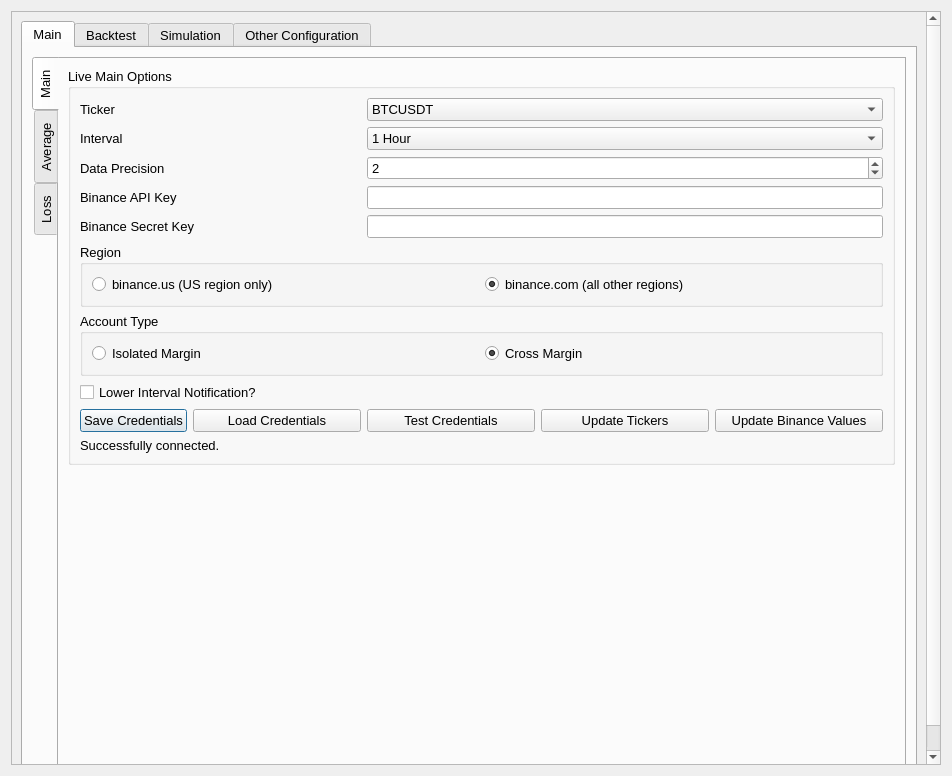
Qt form UI/configuration.ui (ZENALC/algobot) before a commit.
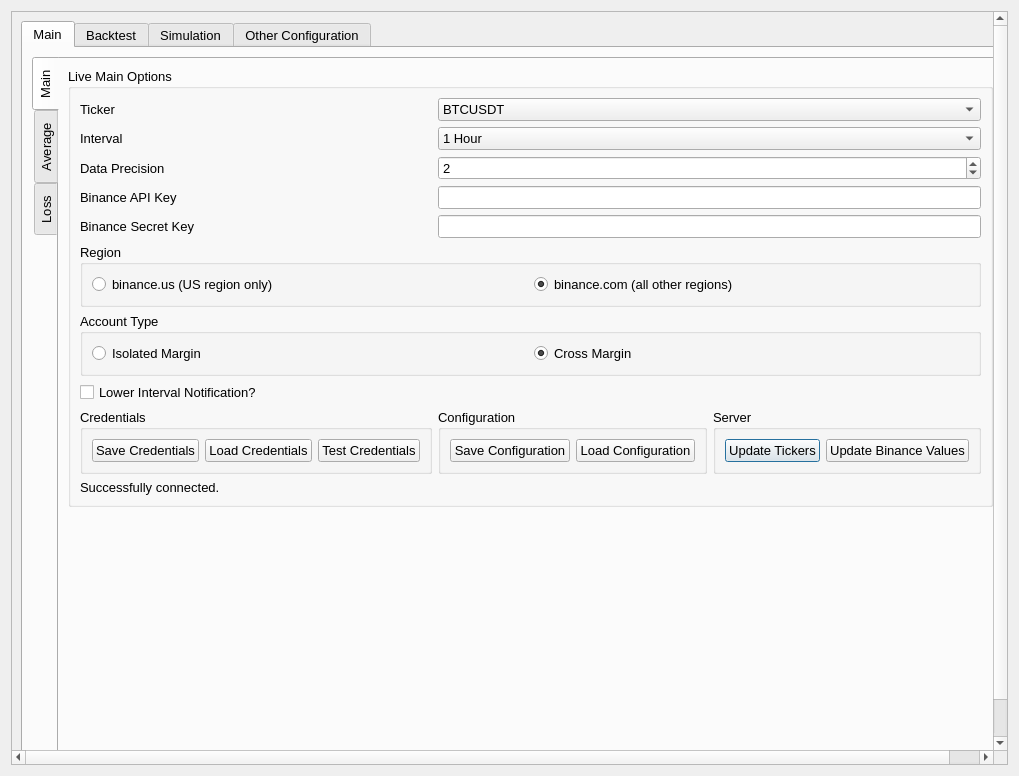
The same form after that commit. The open tabs and pages were chosen to show the change.

Commit message: added ability to turn off average graphs

What changed in the file:
```diff
--- a/UI/configuration.ui
+++ b/UI/configuration.ui
@@ -6,7 +6,7 @@
    <rect>
     <x>0</x>
     <y>0</y>
-    <width>952</width>
+    <width>1019</width>
     <height>776</height>
    </rect>
   </property>
@@ -36,7 +36,7 @@
        <rect>
         <x>0</x>
         <y>0</y>
-        <width>932</width>
+        <width>999</width>
         <height>756</height>
        </rect>
       </property>
@@ -101,39 +101,67 @@
                   <string>Live Main Options</string>
                  </property>
                  <layout class="QGridLayout" name="gridLayout_13">
-                  <item row="6" column="0" colspan="5">
-                   <widget class="QGroupBox" name="accountTypeGroupBox">
-                    <property name="title">
-                     <string>Account Type</string>
+                  <item row="1" column="0">
+                   <widget class="QLabel" name="intervalLabel">
+                    <property name="sizePolicy">
+                     <sizepolicy hsizetype="Fixed" vsizetype="Preferred">
+                      <horstretch>0</horstretch>
+                      <verstretch>0</verstretch>
+                     </sizepolicy>
                     </property>
-                    <layout class="QHBoxLayout" name="horizontalLayout_2">
-                     <item>
-                      <widget class="QRadioButton" name="isolatedMarginAccountRadio">
-                       <property name="toolTip">
-                        <string>Select this if the asset you are trading is isolated.</string>
-                       </property>
-                       <property name="text">
-                        <string>Isolated Margin</string>
-                       </property>
-                      </widget>
-                     </item>
-                     <item>
-                      <widget class="QRadioButton" name="crossMarginAccountRadio">
-                       <property name="toolTip">
-                        <string>Select this if the asset you are trading is not isolated.</string>
-                       </property>
-                       <property name="text">
-                        <string>Cross Margin</string>
-                       </property>
-                       <property name="checked">
-                        <bool>true</bool>
-                       </property>
-                      </widget>
-                     </item>
-                    </layout>
+                    <property name="text">
+                     <string>Interval</string>
+                    </property>
                    </widget>
                   </item>
-                  <item row="5" column="0" colspan="5">
+                  <item row="11" column="0" colspan="4">
+                   <widget class="QLabel" name="credentialResult">
+                    <property name="text">
+                     <string>Successfully connected.</string>
+                    </property>
+                   </widget>
+                  </item>
+                  <item row="4" column="0">
+                   <widget class="QLabel" name="binanceSecretKeyLabel">
+                    <property name="text">
+                     <string>Binance Secret Key</string>
+                    </property>
+                   </widget>
+                  </item>
+                  <item row="0" column="0">
+                   <widget class="QLabel" name="tickerLabel">
+                    <property name="sizePolicy">
+                     <sizepolicy hsizetype="Fixed" vsizetype="Preferred">
+                      <horstretch>0</horstretch>
+                      <verstretch>0</verstretch>
+                     </sizepolicy>
+                    </property>
+                    <property name="text">
+                     <string>Ticker</string>
+                    </property>
+                   </widget>
+                  </item>
+                  <item row="8" column="0" colspan="4">
+                   <widget class="QCheckBox" name="lowerIntervalCheck">
+                    <property name="toolTip">
+                     <string>Select this if you'd like to view the lower interval's moving averages trends.</string>
+                    </property>
+                    <property name="text">
+                     <string>Lower Interval Notification?</string>
+                    </property>
+                    <property name="checked">
+                     <bool>false</bool>
+                    </property>
+                   </widget>
+                  </item>
+                  <item row="2" column="0">
+                   <widget class="QLabel" name="precisionLabel">
+                    <property name="text">
+                     <string>Data Precision</string>
+                    </property>
+                   </widget>
+                  </item>
+                  <item row="5" column="0" colspan="4">
                    <widget class="QGroupBox" name="regionGroupBox">
                     <property name="title">
                      <string>Region</string>
@@ -165,98 +193,52 @@
                     </layout>
                    </widget>
                   </item>
-                  <item row="9" column="0">
-                   <widget class="QPushButton" name="saveCredentialsButton">
-                    <property name="sizePolicy">
-                     <sizepolicy hsizetype="Minimum" vsizetype="Fixed">
-                      <horstretch>0</horstretch>
-                      <verstretch>0</verstretch>
-                     </sizepolicy>
+                  <item row="6" column="0" colspan="4">
+                   <widget class="QGroupBox" name="accountTypeGroupBox">
+                    <property name="title">
+                     <string>Account Type</string>
                     </property>
-                    <property name="toolTip">
-                     <string>Saves Binance and Telegram credentials. By default, they will save to default.json.</string>
-                    </property>
-                    <property name="text">
-                     <string>Save Credentials</string>
-                    </property>
+                    <layout class="QHBoxLayout" name="horizontalLayout_2">
+                     <item>
+                      <widget class="QRadioButton" name="isolatedMarginAccountRadio">
+                       <property name="toolTip">
+                        <string>Select this if the asset you are trading is isolated.</string>
+                       </property>
+                       <property name="text">
+                        <string>Isolated Margin</string>
+                       </property>
+                      </widget>
+                     </item>
+                     <item>
+                      <widget class="QRadioButton" name="crossMarginAccountRadio">
+                       <property name="toolTip">
+                        <string>Select this if the asset you are trading is not isolated.</string>
+                       </property>
+                       <property name="text">
+                        <string>Cross Margin</string>
+                       </property>
+                       <property name="checked">
+                        <bool>true</bool>
+                       </property>
+                      </widget>
+                     </item>
+                    </layout>
                    </widget>
                   </item>
-                  <item row="1" column="2" colspan="3">
-                   <widget class="QComboBox" name="intervalComboBox">
-                    <property name="toolTip">
-                     <string>Select interval to trade in here.</string>
+                  <item row="2" column="1" colspan="3">
+                   <widget class="QSpinBox" name="precisionSpinBox">
+                    <property name="minimum">
+                     <number>1</number>
                     </property>
-                    <property name="currentText">
-                     <string>1 Hour</string>
+                    <property name="maximum">
+                     <number>10</number>
                     </property>
-                    <item>
-                     <property name="text">
-                      <string>1 Hour</string>
-                     </property>
-                    </item>
-                    <item>
-                     <property name="text">
-                      <string>2 Hours</string>
-                     </property>
-                    </item>
-                    <item>
-                     <property name="text">
-                      <string>4 Hours</string>
-                     </property>
-                    </item>
-                    <item>
-                     <property name="text">
-                      <string>6 Hours</string>
-                     </property>
-                    </item>
-                    <item>
-                     <property name="text">
-                      <string>8 Hours</string>
-                     </property>
-                    </item>
-                    <item>
-                     <property name="text">
-                      <string>12 Hours</string>
-                     </property>
-                    </item>
-                    <item>
-                     <property name="text">
-                      <string>1 Day</string>
-                     </property>
-                    </item>
-                    <item>
-                     <property name="text">
-                      <string>3 Days</string>
-                     </property>
-                    </item>
-                    <item>
-                     <property name="text">
-                      <string>1 Minute</string>
-                     </property>
-                    </item>
-                    <item>
-                     <property name="text">
-                      <string>3 Minutes</string>
-                     </property>
-                    </item>
-                    <item>
-                     <property name="text">
-                      <string>5 Minutes</string>
-                     </property>
-                    </item>
-                    <item>
-                     <property name="text">
-                      <string>15 Minutes</string>
-                     </property>
-                    </item>
-                    <item>
-                     <property name="text">
-                      <string>30 Minutes</string>
-                     </property>
-                    </item>
+                    <property name="value">
+                     <number>2</number>
+                    </property>
                    </widget>
                   </item>
-                  <item row="4" column="2" colspan="3">
+                  <item row="4" column="1" colspan="3">
                    <widget class="QLineEdit" name="binanceApiSecret">
                     <property name="toolTip">
                      <string>Enter your Binance secret key here.</string>
@@ -266,77 +248,99 @@
                     </property>
                    </widget>
                   </item>
-                  <item row="3" column="0" colspan="2">
+                  <item row="3" column="1" colspan="3">
+                   <widget class="QLineEdit" name="binanceApiKey">
+                    <property name="toolTip">
+                     <string>Enter your Binance API key here.</string>
+                    </property>
+                    <property name="echoMode">
+                     <enum>QLineEdit::PasswordEchoOnEdit</enum>
+                    </property>
+                   </widget>
+                  </item>
+                  <item row="1" column="1" colspan="3">
+                   <widget class="QComboBox" name="intervalComboBox">
+                    <property name="toolTip">
+                     <string>Select interval to trade in here.</string>
+                    </property>
+                    <property name="currentText">
+                     <string>1 Hour</string>
+                    </property>
+                    <item>
+                     <property name="text">
+                      <string>1 Hour</string>
+                     </property>
+                    </item>
+                    <item>
+                     <property name="text">
+                      <string>2 Hours</string>
+                     </property>
+                    </item>
+                    <item>
+                     <property name="text">
+                      <string>4 Hours</string>
+                     </property>
+                    </item>
+                    <item>
+                     <property name="text">
+                      <string>6 Hours</string>
+                     </property>
+                    </item>
+                    <item>
+                     <property name="text">
+                      <string>8 Hours</string>
+                     </property>
+                    </item>
+                    <item>
+                     <property name="text">
+                      <string>12 Hours</string>
+                     </property>
+                    </item>
+                    <item>
+                     <property name="text">
+                      <string>1 Day</string>
+                     </property>
+                    </item>
+                    <item>
+                     <property name="text">
+                      <string>3 Days</string>
+                     </property>
+                    </item>
+                    <item>
+                     <property name="text">
+                      <string>1 Minute</string>
+                     </property>
+                    </item>
+                    <item>
+                     <property name="text">
+                      <string>3 Minutes</string>
+                     </property>
+                    </item>
+                    <item>
+                     <property name="text">
+                      <string>5 Minutes</string>
+                     </property>
+                    </item>
+                    <item>
+                     <property name="text">
+                      <string>15 Minutes</string>
+                     </property>
+                    </item>
+                    <item>
+                     <property name="text">
+                      <string>30 Minutes</string>
+                     </property>
+                    </item>
+                   </widget>
+                  </item>
+                  <item row="3" column="0">
                    <widget class="QLabel" name="binanceApiKeyLabel">
                     <property name="text">
                      <string>Binance API Key</string>
                     </property>
                    </widget>
                   </item>
-                  <item row="9" column="2">
-                   <widget class="QPushButton" name="testCredentialsButton">
-                    <property name="toolTip">
-                     <string>Test Binance API credentials.</string>
-                    </property>
-                    <property name="text">
-                     <string>Test Credentials</string>
-                    </property>
-                   </widget>
-                  </item>
-                  <item row="10" column="0" colspan="5">
-                   <widget class="QLabel" name="credentialResult">
-                    <property name="text">
-                     <string>Successfully connected.</string>
-                    </property>
-                   </widget>
-                  </item>
-                  <item row="9" column="1">
-                   <widget class="QPushButton" name="loadCredentialsButton">
-                    <property name="toolTip">
-                     <string>Load Binance and Telegram credentials. Program will try to load credentials automatically from default.json.</string>
-                    </property>
-                    <property name="text">
-                     <string>Load Credentials</string>
-                    </property>
-                   </widget>
-                  </item>
-                  <item row="9" column="4">
-                   <widget class="QPushButton" name="updateBinanceValues">
-                    <property name="toolTip">
-                     <string>Update and retrieve latest bot values from Binance.</string>
-                    </property>
-                    <property name="text">
-                     <string>Update Binance Values</string>
-                    </property>
-                   </widget>
-                  </item>
-                  <item row="1" column="0">
-                   <widget class="QLabel" name="intervalLabel">
-                    <property name="sizePolicy">
-                     <sizepolicy hsizetype="Fixed" vsizetype="Preferred">
-                      <horstretch>0</horstretch>
-                      <verstretch>0</verstretch>
-                     </sizepolicy>
-                    </property>
-                    <property name="text">
-                     <string>Interval</string>
-                    </property>
-                   </widget>
-                  </item>
-                  <item row="0" column="0">
-                   <widget class="QLabel" name="tickerLabel">
-                    <property name="sizePolicy">
-                     <sizepolicy hsizetype="Fixed" vsizetype="Preferred">
-                      <horstretch>0</horstretch>
-                      <verstretch>0</verstretch>
-                     </sizepolicy>
-                    </property>
-                    <property name="text">
-                     <string>Ticker</string>
-                    </property>
-                   </widget>
-                  </item>
-                  <item row="0" column="2" colspan="3">
+                  <item row="0" column="1" colspan="3">
                    <widget class="QComboBox" name="tickerComboBox">
                     <property name="sizePolicy">
                      <sizepolicy hsizetype="Preferred" vsizetype="Fixed">
@@ -354,64 +358,101 @@
                     </item>
                    </widget>
                   </item>
-                  <item row="3" column="2" colspan="3">
-                   <widget class="QLineEdit" name="binanceApiKey">
-                    <property name="toolTip">
-                     <string>Enter your Binance API key here.</string>
-                    </property>
-                    <property name="echoMode">
-                     <enum>QLineEdit::PasswordEchoOnEdit</enum>
-                    </property>
-                   </widget>
-                  </item>
-                  <item row="4" column="0" colspan="2">
-                   <widget class="QLabel" name="binanceSecretKeyLabel">
-                    <property name="text">
-                     <string>Binance Secret Key</string>
-                    </property>
-                   </widget>
-                  </item>
                   <item row="9" column="3">
-                   <widget class="QPushButton" name="updateTickers">
-                    <property name="toolTip">
-                     <string>Update tickers available.</string>
+                   <widget class="QGroupBox" name="serverGroupBox">
+                    <property name="title">
+                     <string>Server</string>
                     </property>
-                    <property name="text">
-                     <string>Update Tickers</string>
-                    </property>
+                    <layout class="QHBoxLayout" name="horizontalLayout_4">
+                     <item>
+                      <widget class="QPushButton" name="updateTickers">
+                       <property name="toolTip">
+                        <string>Update tickers available.</string>
+                       </property>
+                       <property name="text">
+                        <string>Update Tickers</string>
+                       </property>
+                      </widget>
+                     </item>
+                     <item>
+                      <widget class="QPushButton" name="updateBinanceValues">
+                       <property name="toolTip">
+                        <string>Update and retrieve latest bot values from Binance.</string>
+                       </property>
+                       <property name="text">
+                        <string>Update Binance Values</string>
+                       </property>
+                      </widget>
+                     </item>
+                    </layout>
                    </widget>
                   </item>
-                  <item row="8" column="0" colspan="5">
-                   <widget class="QCheckBox" name="lowerIntervalCheck">
-                    <property name="toolTip">
-                     <string>Select this if you'd like to view the lower interval's moving averages trends.</string>
+                  <item row="9" column="0">
+                   <widget class="QGroupBox" name="credentialsGroupBox">
+                    <property name="title">
+                     <string>Credentials</string>
                     </property>
-                    <property name="text">
-                     <string>Lower Interval Notification?</string>
-                    </property>
-                    <property name="checked">
-                     <bool>false</bool>
-                    </property>
+                    <layout class="QHBoxLayout" name="horizontalLayout">
+                     <item>
+                      <widget class="QPushButton" name="saveCredentialsButton">
+                       <property name="sizePolicy">
+                        <sizepolicy hsizetype="Minimum" vsizetype="Fixed">
+                         <horstretch>0</horstretch>
+                         <verstretch>0</verstretch>
+                        </sizepolicy>
+                       </property>
+                       <property name="toolTip">
+                        <string>Saves Binance and Telegram credentials. By default, they will save to default.json.</string>
+                       </property>
+                       <property name="text">
+                        <string>Save Credentials</string>
+                       </property>
+                      </widget>
+                     </item>
+                     <item>
+                      <widget class="QPushButton" name="loadCredentialsButton">
+                       <property name="toolTip">
+                        <string>Load Binance and Telegram credentials. Program will try to load credentials automatically from default.json.</string>
+                       </property>
+                       <property name="text">
+                        <string>Load Credentials</string>
+                       </property>
+                      </widget>
+                     </item>
+                     <item>
+                      <widget class="QPushButton" name="testCredentialsButton">
+                       <property name="toolTip">
+                        <string>Test Binance API credentials.</string>
+                       </property>
+                       <property name="text">
+                        <string>Test Credentials</string>
+                       </property>
+                      </widget>
+                     </item>
+                    </layout>
                    </widget>
                   </item>
-                  <item row="2" column="0">
-                   <widget class="QLabel" name="precisionLabel">
-                    <property name="text">
-                     <string>Data Precision</string>
+                  <item row="9" column="1" colspan="2">
+                   <widget class="QGroupBox" name="configurationGroupBox">
+                    <property name="title">
+                     <string>Configuration</string>
                     </property>
-                   </widget>
-                  </item>
-                  <item row="2" column="2" colspan="3">
-                   <widget class="QSpinBox" name="precisionSpinBox">
-                    <property name="minimum">
-                     <number>1</number>
-                    </property>
-                    <property name="maximum">
-                     <number>10</number>
-                    </property>
-                    <property name="value">
-                     <number>2</number>
-                    </property>
+                    <layout class="QHBoxLayout" name="horizontalLayout_5">
+                     <item>
+                      <widget class="QPushButton" name="saveConfigurationButton">
+                       <property name="text">
+                        <string>Save Configuration</string>
+                       </property>
+                      </widget>
+                     </item>
+                     <item>
+                      <widget class="QPushButton" name="loadConfigurationButton">
+                       <property name="text">
+                        <string>Load Configuration</string>
+                       </property>
+                      </widget>
+                     </item>
+                    </layout>
                    </widget>
                   </item>
                  </layout>
```
Left out of the diff: 739 changed lines with no effect on the pictures. The commit also changes 2 other files.
